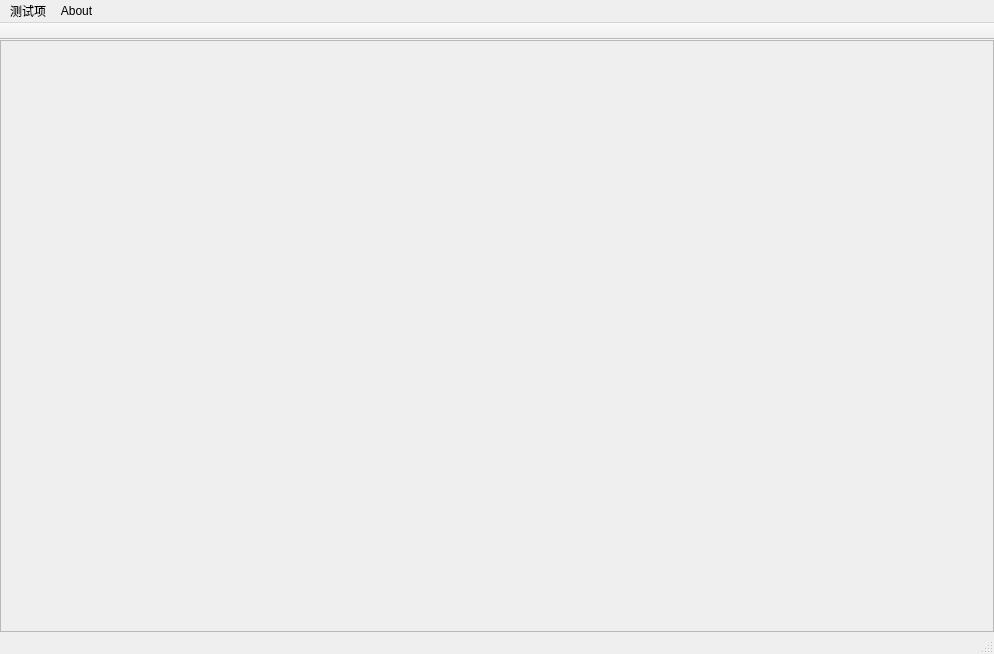
ideallx/Hexagon, file mainwindow.ui: the form before one commit.
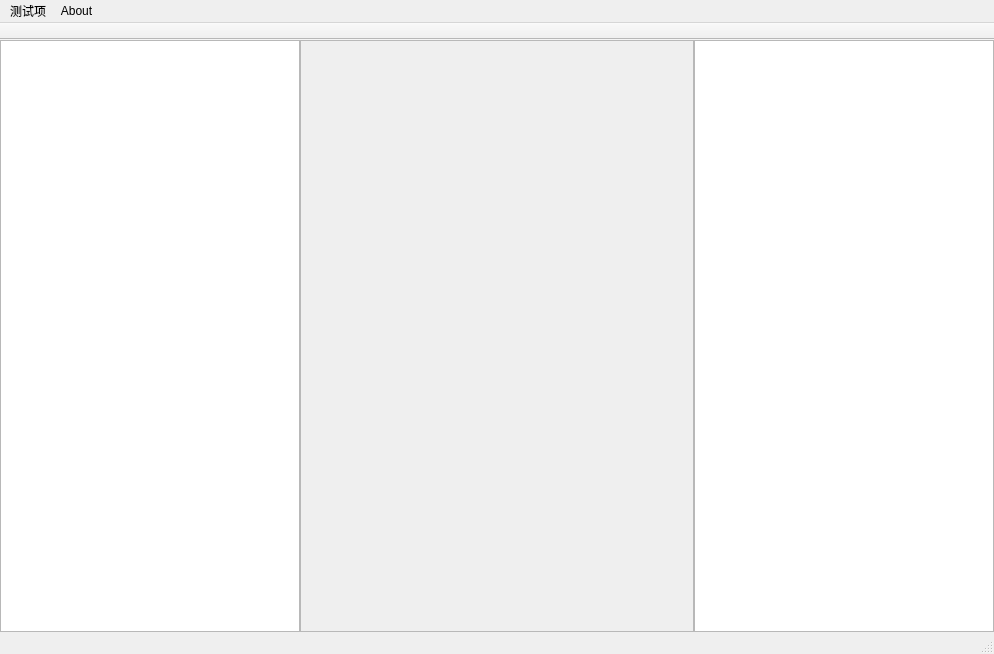
The form after the commit.

```diff
--- a/mainwindow.ui
+++ b/mainwindow.ui
@@ -14,10 +14,19 @@
    <string>MainWindow</string>
   </property>
   <widget class="QWidget" name="centralWidget">
+   <property name="sizePolicy">
+    <sizepolicy hsizetype="Expanding" vsizetype="Expanding">
+     <horstretch>0</horstretch>
+     <verstretch>0</verstretch>
+    </sizepolicy>
+   </property>
    <property name="autoFillBackground">
     <bool>false</bool>
    </property>
-   <layout class="QVBoxLayout" name="verticalLayout">
+   <layout class="QHBoxLayout" name="horizontalLayout">
+    <property name="spacing">
+     <number>0</number>
+    </property>
     <property name="leftMargin">
      <number>0</number>
     </property>
@@ -30,6 +39,28 @@
     <property name="bottomMargin">
      <number>0</number>
     </property>
+    <item>
+     <widget class="QGraphicsView" name="viewLeft">
+      <property name="sizePolicy">
+       <sizepolicy hsizetype="Fixed" vsizetype="Expanding">
+        <horstretch>0</horstretch>
+        <verstretch>0</verstretch>
+       </sizepolicy>
+      </property>
+      <property name="minimumSize">
+       <size>
+        <width>300</width>
+        <height>0</height>
+       </size>
+      </property>
+      <property name="maximumSize">
+       <size>
+        <width>300</width>
+        <height>16777215</height>
+       </size>
+      </property>
+     </widget>
+    </item>
     <item>
      <widget class="QScrollArea" name="scrollArea">
       <property name="widgetResizable">
@@ -40,13 +71,35 @@
         <rect>
          <x>0</x>
          <y>0</y>
-         <width>992</width>
+         <width>392</width>
          <height>599</height>
         </rect>
        </property>
       </widget>
      </widget>
     </item>
+    <item>
+     <widget class="QGraphicsView" name="viewRight">
+      <property name="sizePolicy">
+       <sizepolicy hsizetype="Fixed" vsizetype="Expanding">
+        <horstretch>0</horstretch>
+        <verstretch>0</verstretch>
+       </sizepolicy>
+      </property>
+      <property name="minimumSize">
+       <size>
+        <width>300</width>
+        <height>0</height>
+       </size>
+      </property>
+      <property name="maximumSize">
+       <size>
+        <width>300</width>
+        <height>16777215</height>
+       </size>
+      </property>
+     </widget>
+    </item>
    </layout>
   </widget>
   <widget class="QMenuBar" name="menuBar">
```
